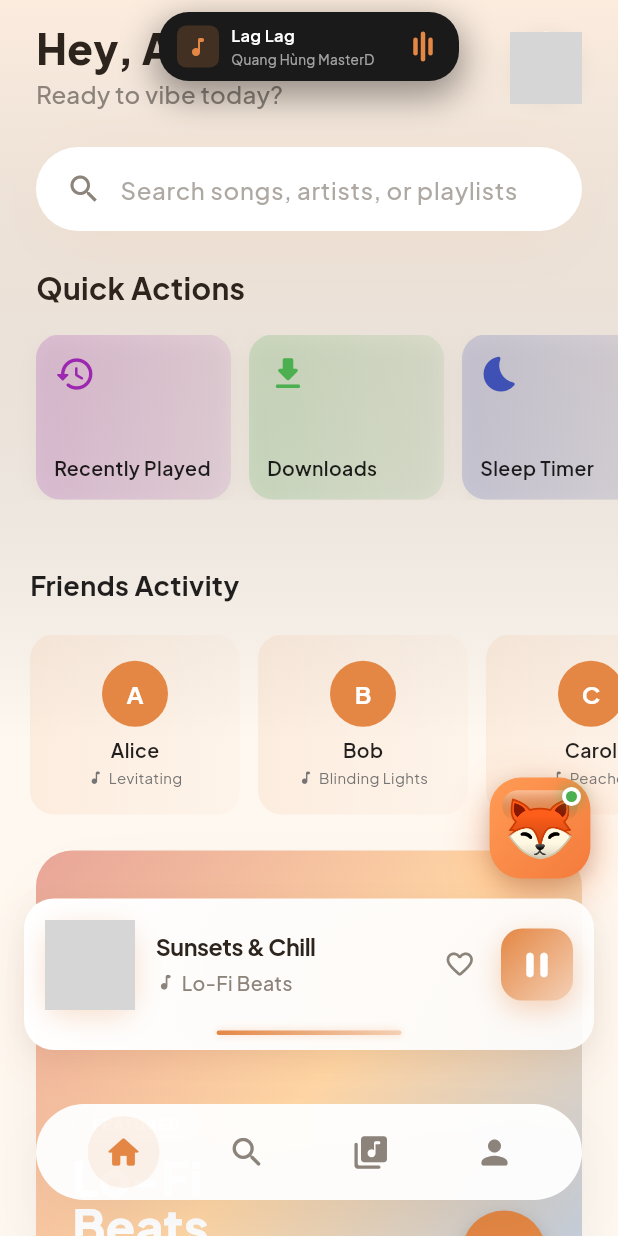
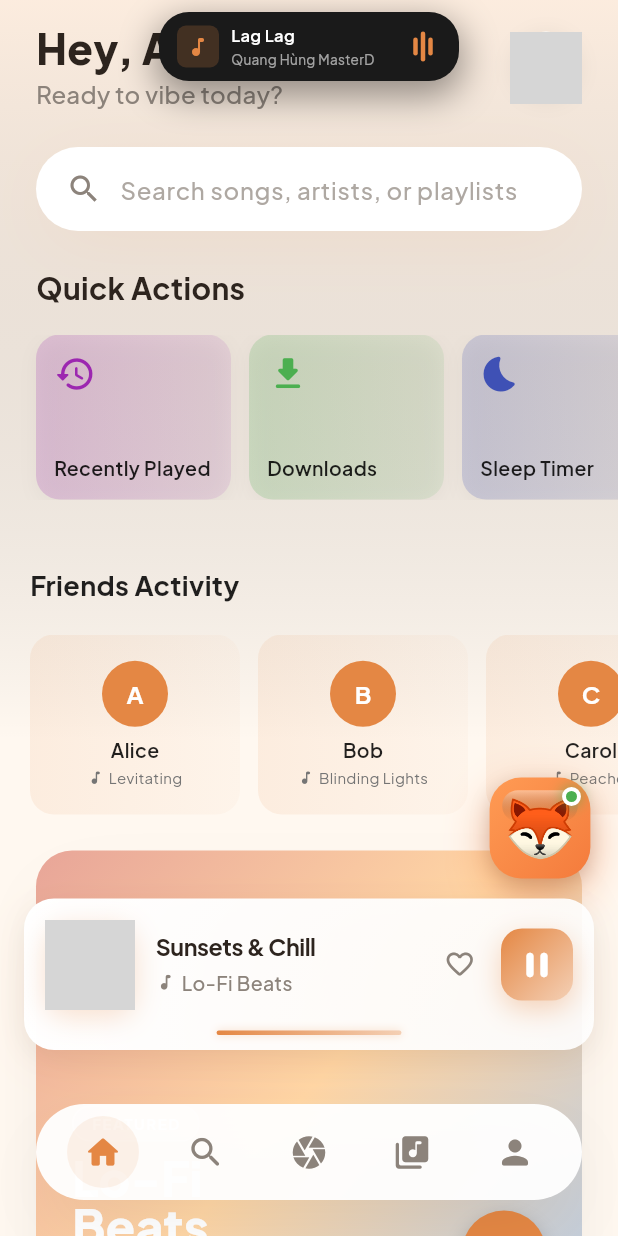
Before and after one commit to trantaidat7388-dot/SoulSync_music_app, a Flutter app: the MainScreen screen opened directly, on a phone screen of 412 x 824 dp. Run offline on Flutter 3.47's test engine with Material 3 defaults, Android fonts, the phone set to English and light mode, and no system bars; our stand-ins replace google_fonts; network calls fail; grey boxes are pictures that could not be loaded.

Commit message:
Update main_screen navigation positioning

```diff
--- a/lib/screens/main_screen.dart
+++ b/lib/screens/main_screen.dart
@@ -69,6 +69,7 @@ class _MainScreenState extends State<MainScreen> {
                     children: [
                       _buildNavItem(Icons.home_rounded, 0),
                       _buildNavItem(Icons.search_rounded, 1),
+                      _buildNavItem(Icons.camera, 4),
                       _buildNavItem(Icons.library_music_rounded, 2),
                       _buildNavItem(Icons.person_rounded, 3),
                     ],
```
